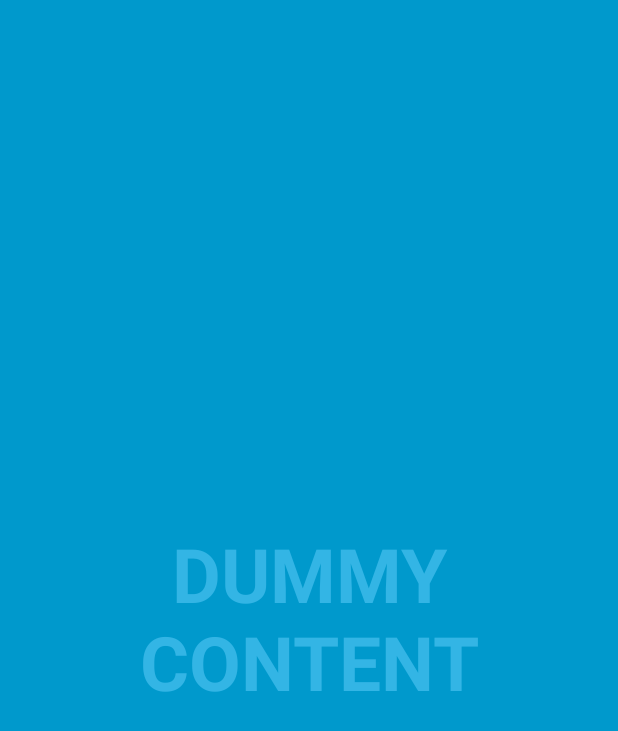
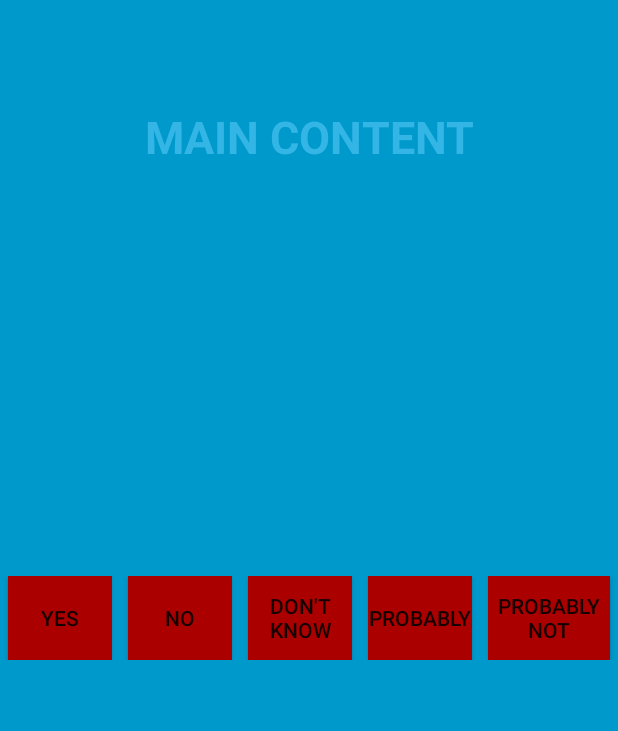
Before and after one commit to lau-sam/HeroesFinder, an Android app: the screen it shows after launch (MainActivity), on a phone screen of 412 x 824 dp. Shown: the top 731 px of the screen. Run offline under Robolectric (Android 15) with nearby library versions, the phone set to English and light mode, and no system bars.

Commit message:
Update MainActivity. Add "about" and "choices" buttons onClickListener \nUpdate /model/Character and /model/Feature \nDelete /model/UserAnswer, cause : not usefull anymore

```diff
--- a/app/src/main/res/layout/activity_main.xml
+++ b/app/src/main/res/layout/activity_main.xml
@@ -8,16 +8,90 @@
     <!-- The primary full-screen view. This can be replaced with whatever view
          is needed to present your content, e.g. VideoView, SurfaceView,
          TextureView, etc. -->
+    <LinearLayout
+        android:orientation = "vertical"
+        android:layout_width = "fill_parent"
+        android:layout_height = "fill_parent"
+        android:layout_weight = "1"    >
         <TextView
             android:id="@+id/fullscreen_content"
             android:layout_width="match_parent"
             android:layout_height="match_parent"
-        android:gravity="center"
+            android:gravity="top|center"
             android:keepScreenOn="true"
-        android:text="@string/dummy_content"
+            android:text="@string/question_content"
             android:textColor="#33b5e5"
-        android:textSize="50sp"
+            android:textSize="30sp"
             android:textStyle="bold" />
+    </LinearLayout>
+
+    <LinearLayout
+        android:layout_gravity = "center"
+        android:orientation = "horizontal"
+        android:layout_width = "wrap_content"
+        android:layout_height = "wrap_content"
+        android:layout_weight = "1" >
+
+        <Button
+            android:id="@+id/yesBtn"
+            android:text = "@string/yes"
+            android:gravity = "center"
+            android:background = "#aa0000"
+            android:layout_width = "0dp"
+            android:layout_height = "match_parent"
+            android:layout_weight = "1"
+            android:layout_marginLeft = "5sp"
+            android:layout_marginRight = "5sp"
+            android:onClick="onAnswerButtonClick"/>
+
+        <Button
+            android:id="@+id/noBtn"
+            android:text = "No"
+            android:gravity = "center"
+            android:background = "#aa0000"
+            android:layout_width = "0dp"
+            android:layout_height = "match_parent"
+            android:layout_weight = "1"
+            android:layout_marginLeft = "5sp"
+            android:layout_marginRight = "5sp"
+            android:onClick="onAnswerButtonClick"/>
+
+        <Button
+            android:id="@+id/don_t_knowBtn"
+            android:text = "@string/don_t_know"
+            android:gravity = "center"
+            android:background = "#aa0000"
+            android:layout_width = "0dp"
+            android:layout_height = "match_parent"
+            android:layout_weight = "1"
+            android:layout_marginLeft = "5sp"
+            android:layout_marginRight = "5sp"
+            android:onClick="onAnswerButtonClick"/>
+
+        <Button
+            android:id="@+id/probablyBtn"
+            android:text = "@string/probably"
+            android:gravity = "center"
+            android:background = "#aa0000"
+            android:layout_width = "0dp"
+            android:layout_height = "match_parent"
+            android:layout_weight = "1"
+            android:layout_marginLeft = "5sp"
+            android:layout_marginRight = "5sp"
+            android:onClick="onAnswerButtonClick"/>
+
+        <Button
+            android:id="@+id/probably_notBtn"
+            android:text = "@string/probably_not"
+            android:gravity = "center"
+            android:background = "#aa0000"
+            android:layout_width = "0dp"
+            android:layout_height = "match_parent"
+            android:layout_weight = "1"
+            android:layout_marginLeft = "5sp"
+            android:layout_marginRight = "5sp"
+            android:onClick="onAnswerButtonClick"/>
+    </LinearLayout>
 
     <!-- This FrameLayout insets its children based on system windows using
          android:fitsSystemWindows. -->
@@ -37,12 +111,13 @@
             tools:ignore="UselessParent">
 
             <Button
-                android:id="@+id/dummy_button"
+                android:id="@+id/aboutBtn"
                 style="?metaButtonBarButtonStyle"
                 android:layout_width="0dp"
                 android:layout_height="wrap_content"
                 android:layout_weight="1"
-                android:text="@string/dummy_button" />
+                android:text="@string/aboutBtn"
+                android:onClick="onAnswerButtonClick"/>
 
         </LinearLayout>
     </FrameLayout>
--- a/app/src/main/res/values/strings.xml
+++ b/app/src/main/res/values/strings.xml
@@ -1,6 +1,9 @@
 <resources>
-    <string name="app_name">My Application</string>
-
-    <string name="dummy_button">Dummy Button</string>
-    <string name="dummy_content">DUMMY\nCONTENT</string>
+    <string name="app_name">Heroes Finder</string>
+    <string name="aboutBtn">About Us</string>
+    <string name="question_content">\n\nMAIN CONTENT</string>
+    <string name="probably_not">Probably not</string>
+    <string name="probably">Probably</string>
+    <string name="don_t_know">Don\'t Know</string>
+    <string name="yes">Yes</string>
 </resources>
```
Also changed, not shown: app/src/main/java/fr/epsi/i4/myapplication/MainActivity.java (+26 -2 lines), app/src/main/java/fr/epsi/i4/myapplication/model/Character.java (+18 -0 lines), app/src/main/java/fr/epsi/i4/myapplication/model/Feature.java (+18 -0 lines), app/src/main/java/fr/epsi/i4/myapplication/model/UserAnswer.java (deleted, +0 -7 lines). Lines whose indentation alone changed are shown as unchanged.
